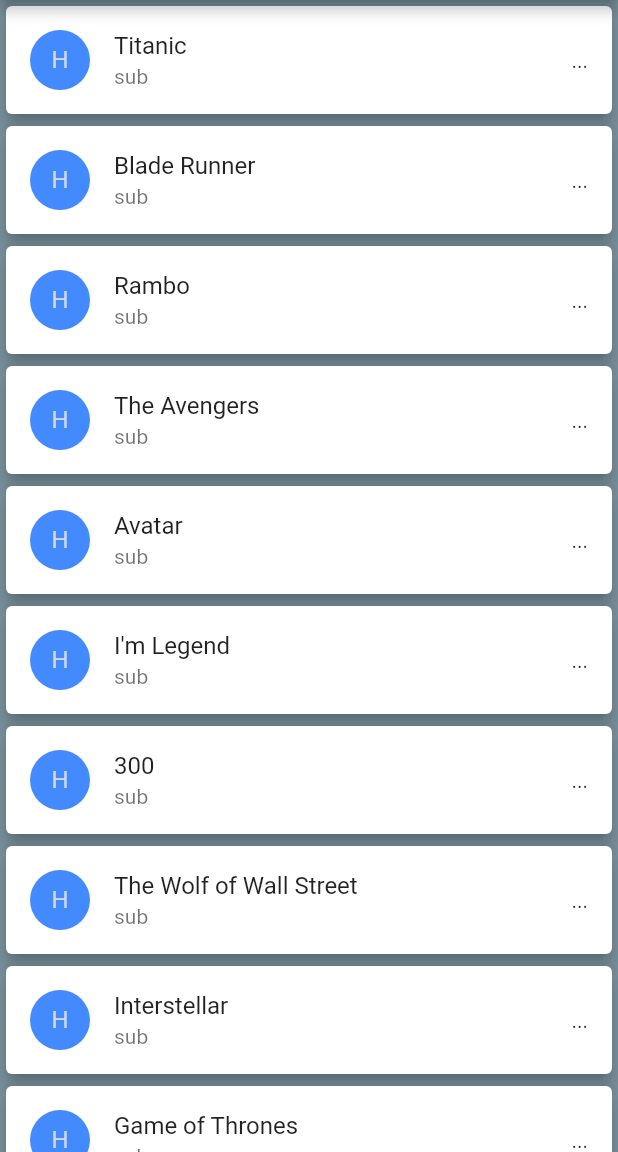
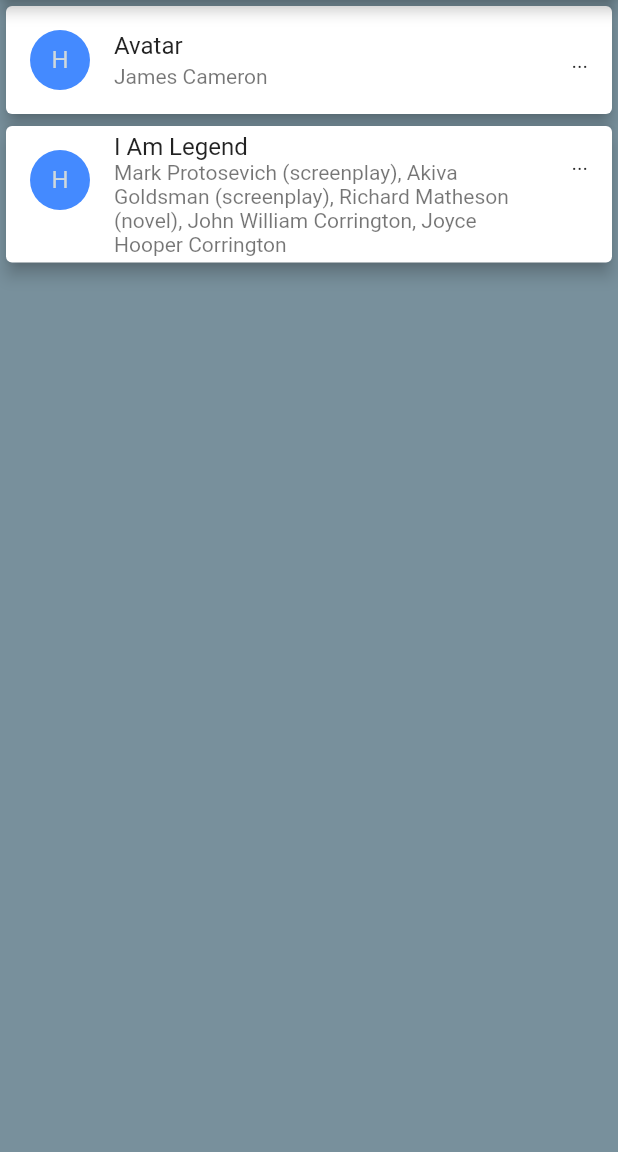
Before and after one commit to edmirmob/MovieApp, a Flutter app: the screen it shows after launch, on a phone screen of 412 x 824 dp, the part 84-1236 px from its top. Run offline on Flutter 3.47's test engine with Material 2 defaults, Android fonts, the phone set to English and light mode, and no system bars.

Commit message:
Creating a Movie Model Class - Showing movies

```diff
--- /dev/null
+++ b/movie_app/lib/model/movie.dart
@@ -0,0 +1,102 @@
+class Movie {
+  static List<Movie> getMovies() => [
+        Movie(
+            'Avatar',
+            '2009',
+            'PG-13',
+            '18 Dec 2009',
+            '162 min',
+            'Action, Adventure, Fantasy',
+            'James Cameron',
+            'James Cameron',
+            'Sam Worthington, Zoe Saldana, Sigourney Weaver, Stephen Lang',
+            'A paraplegic marine dispatched to the moon Pandora on a unique mission becomes torn between following his orders and protecting the world he feels is his home.',
+            'English, Spanish',
+            'USA, UK',
+            'Won 3 Oscars. Another 80 wins & 121 nominations.',
+            'http://ia.media-imdb.com/images/M/MV5BMTYwOTEwNjAzMl5BMl5BanBnXkFtZTcwODc5MTUwMw@@._V1_SX300.jpg',
+            '83',
+            '7.9',
+            '890,617',
+            'tt0499549',
+            'movie',
+            'True', [
+          'https://images-na.ssl-images-amazon.com/images/M/MV5BMjEyOTYyMzUxNl5BMl5BanBnXkFtZTcwNTg0MTUzNA@@._V1_SX1500_CR0,0,1500,999_AL_.jpg',
+          'https://images-na.ssl-images-amazon.com/images/M/MV5BNzM2MDk3MTcyMV5BMl5BanBnXkFtZTcwNjg0MTUzNA@@._V1_SX1777_CR0,0,1777,999_AL_.jpg',
+          'https://images-na.ssl-images-amazon.com/images/M/MV5BMTY2ODQ3NjMyMl5BMl5BanBnXkFtZTcwODg0MTUzNA@@._V1_SX1777_CR0,0,1777,999_AL_.jpg',
+          'https://images-na.ssl-images-amazon.com/images/M/MV5BMTMxOTEwNDcxN15BMl5BanBnXkFtZTcwOTg0MTUzNA@@._V1_SX1777_CR0,0,1777,999_AL_.jpg',
+          'https://images-na.ssl-images-amazon.com/images/M/MV5BMTYxMDg1Nzk1MV5BMl5BanBnXkFtZTcwMDk0MTUzNA@@._V1_SX1500_CR0,0,1500,999_AL_.jpg'
+        ]),
+        Movie(
+            'I Am Legend',
+            '2007',
+            'PG-13',
+            '14 Dec 2007',
+            '101 min',
+            'Drama, Horror, Sci-Fi',
+            'Francis Lawrence',
+            'Mark Protosevich (screenplay), Akiva Goldsman (screenplay), Richard Matheson (novel), John William Corrington, Joyce Hooper Corrington',
+            'Will Smith, Alice Braga, Charlie Tahan, Salli Richardson-Whitfield',
+            'Years after a plague kills most of humanity and transforms the rest into monsters, the sole survivor in New York City struggles valiantly to find a cure.',
+            'English',
+            'USA',
+            '9 wins & 21 nominations.',
+            'http://ia.media-imdb.com/images/M/MV5BMTU4NzMyNDk1OV5BMl5BanBnXkFtZTcwOTEwMzU1MQ@@._V1_SX300.jpg',
+            '65',
+            '7.2',
+            '533,874',
+            'tt0480249',
+            'movie',
+            'True', [
+          'https://images-na.ssl-images-amazon.com/images/M/MV5BMTI0NTI4NjE3NV5BMl5BanBnXkFtZTYwMDA0Nzc4._V1_.jpg',
+          'https://images-na.ssl-images-amazon.com/images/M/MV5BMTIwMDg2MDU4M15BMl5BanBnXkFtZTYwMTA0Nzc4._V1_.jpg',
+          'https://images-na.ssl-images-amazon.com/images/M/MV5BMTc5MDM1OTU5OV5BMl5BanBnXkFtZTYwMjA0Nzc4._V1_.jpg',
+          'https://images-na.ssl-images-amazon.com/images/M/MV5BMTA0MTI2NjMzMzFeQTJeQWpwZ15BbWU2MDMwNDc3OA@@._V1_.jpg'
+        ]),
+      ];
+
+  final String title;
+  final String year;
+  final String rated;
+  final String relased;
+  final String runtime;
+  final String genre;
+  final String director;
+  final String writer;
+  final String actors;
+  final String plot;
+  final String language;
+  final String country;
+  final String awards;
+  final String poster;
+  final String metascore;
+  final String imdbRating;
+  final String imdbVotes;
+  final String imdbID;
+  final String type;
+  final String response;
+  final List<String> images;
+
+  Movie(
+      this.title,
+      this.year,
+      this.rated,
+      this.relased,
+      this.runtime,
+      this.genre,
+      this.director,
+      this.writer,
+      this.actors,
+      this.plot,
+      this.language,
+      this.country,
+      this.awards,
+      this.poster,
+      this.metascore,
+      this.imdbRating,
+      this.imdbVotes,
+      this.imdbID,
+      this.type,
+      this.response,
+      this.images);
+}
--- a/movie_app/lib/movie_list_view.dart
+++ b/movie_app/lib/movie_list_view.dart
@@ -1,7 +1,10 @@
 import 'package:flutter/material.dart';
+import 'package:movie_app/model/movie.dart';
 import 'package:movie_app/movie_list_view_details.dart';
 
 class MovieListView extends StatelessWidget {
+  final List<Movie> listMovie = Movie.getMovies();
+
   final List<String> movies = [
     'Titanic',
     'Blade Runner',
@@ -25,7 +28,7 @@ class MovieListView extends StatelessWidget {
       ),
       backgroundColor: Colors.blueGrey.shade400,
       body: ListView.builder(
-          itemCount: movies.length,
+          itemCount: listMovie.length,
           itemBuilder: (context, index) {
             return Card(
               elevation: 4.5,
@@ -39,11 +42,14 @@ class MovieListView extends StatelessWidget {
                     child: Text('H'),
                   ),
                 ),
-                title: Text(movies[index]),
-                subtitle: Text('sub'),
+                title: Text(listMovie[index].title),
+                subtitle: Text(listMovie[index].writer),
                 trailing: Text('...'),
-                onTap: ()=> Navigator.push(context, MaterialPageRoute(builder: (context){
-                  return MovieListViewDetails(movieName: movies[index],);
+                onTap: () => Navigator.push(context,
+                    MaterialPageRoute(builder: (context) {
+                  return MovieListViewDetails(
+                    movieName: listMovie[index].title,
+                  );
                 })),
               ),
             );
```
